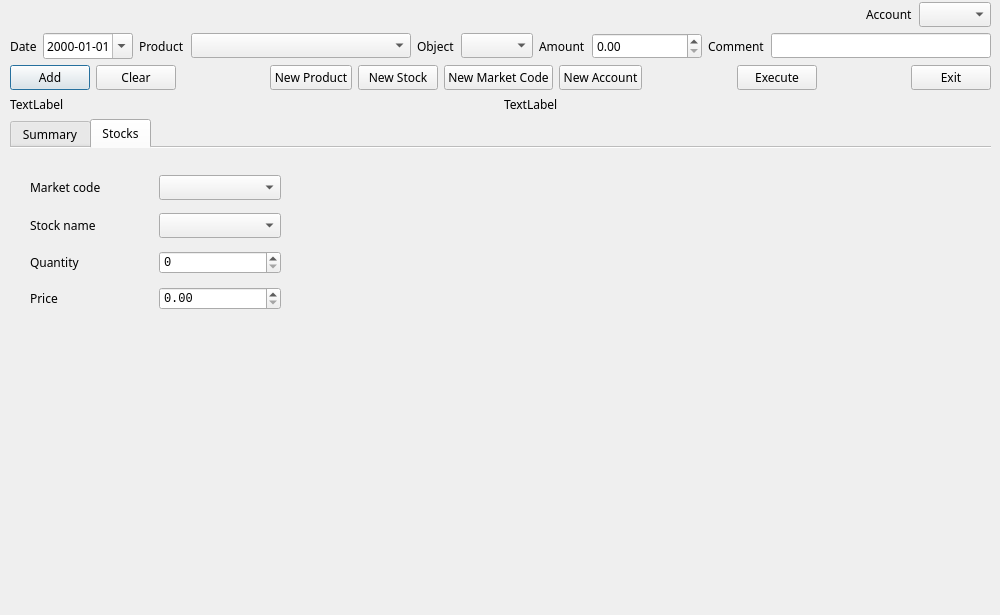
This is qt/lisagui.ui in rockwolf/python as Qt 5 draws it before an edit. The edited form follows.
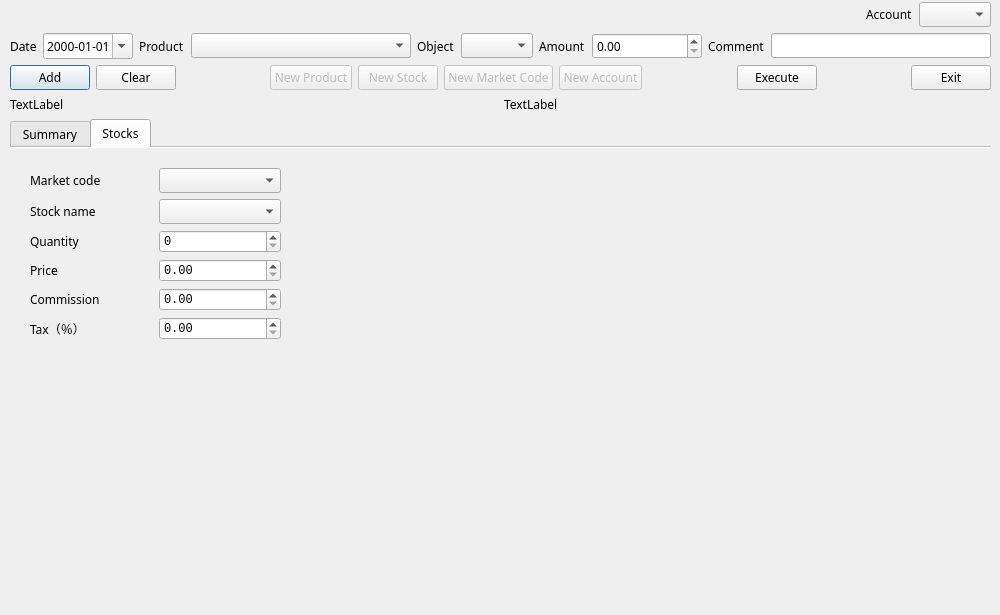
This is the edited form.

The edit to the form file:
```diff
--- a/qt/lisagui.ui
+++ b/qt/lisagui.ui
@@ -126,6 +126,9 @@
       </item>
       <item>
        <widget class="QPushButton" name="btn_new_product">
+        <property name="enabled">
+         <bool>false</bool>
+        </property>
         <property name="text">
          <string>New Product</string>
         </property>
@@ -133,6 +136,9 @@
       </item>
       <item>
        <widget class="QPushButton" name="btn_new_stock">
+        <property name="enabled">
+         <bool>false</bool>
+        </property>
         <property name="text">
          <string>New Stock</string>
         </property>
@@ -140,6 +146,9 @@
       </item>
       <item>
        <widget class="QPushButton" name="btn_new_marketcode">
+        <property name="enabled">
+         <bool>false</bool>
+        </property>
         <property name="text">
          <string>New Market Code</string>
         </property>
@@ -147,6 +156,9 @@
       </item>
       <item>
        <widget class="QPushButton" name="btn_new_account">
+        <property name="enabled">
+         <bool>false</bool>
+        </property>
         <property name="text">
          <string>New Account</string>
         </property>
@@ -350,7 +362,7 @@
             <x>20</x>
             <y>20</y>
             <width>251</width>
-            <height>151</height>
+            <height>176</height>
            </rect>
           </property>
           <layout class="QGridLayout" name="gridLayout_5">
@@ -418,6 +430,50 @@
            <item row="1" column="4">
             <widget class="QComboBox" name="cmb_stockname"/>
            </item>
+           <item row="4" column="0">
+            <widget class="QLabel" name="lbl_commission">
+             <property name="text">
+              <string>Commission</string>
+             </property>
+            </widget>
+           </item>
+           <item row="4" column="4">
+            <widget class="QDoubleSpinBox" name="spn_commission">
+             <property name="font">
+              <font>
+               <family>Liberation Mono</family>
+              </font>
+             </property>
+             <property name="locale">
+              <locale language="C" country="AnyCountry"/>
+             </property>
+             <property name="maximum">
+              <double>999999.989999999990687</double>
+             </property>
+            </widget>
+           </item>
+           <item row="5" column="0">
+            <widget class="QLabel" name="lbl_tax">
+             <property name="text">
+              <string>Tax（％）</string>
+             </property>
+            </widget>
+           </item>
+           <item row="5" column="4">
+            <widget class="QDoubleSpinBox" name="spn_tax">
+             <property name="font">
+              <font>
+               <family>Liberation Mono</family>
+              </font>
+             </property>
+             <property name="locale">
+              <locale language="C" country="AnyCountry"/>
+             </property>
+             <property name="maximum">
+              <double>999999.989999999990687</double>
+             </property>
+            </widget>
+           </item>
           </layout>
          </widget>
         </widget>
```
